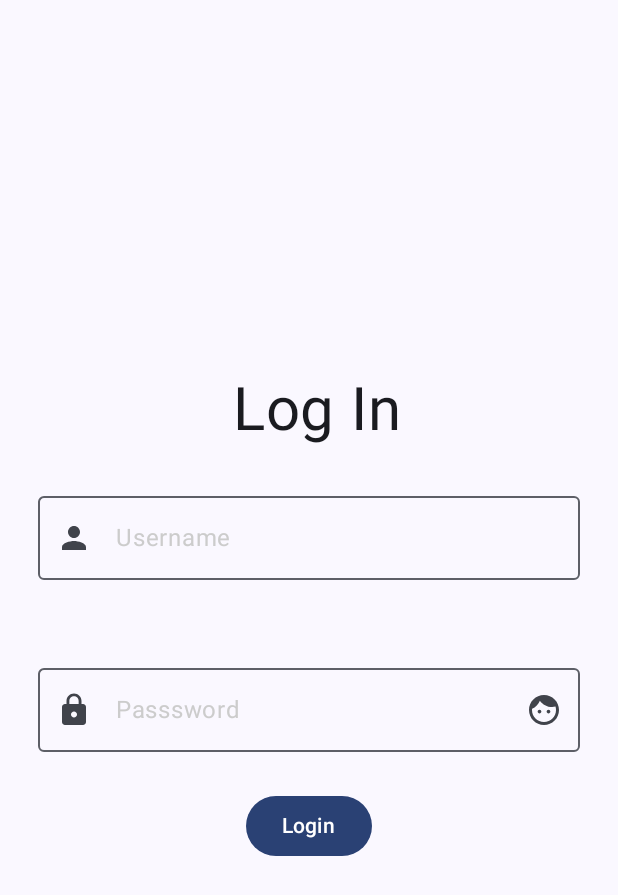
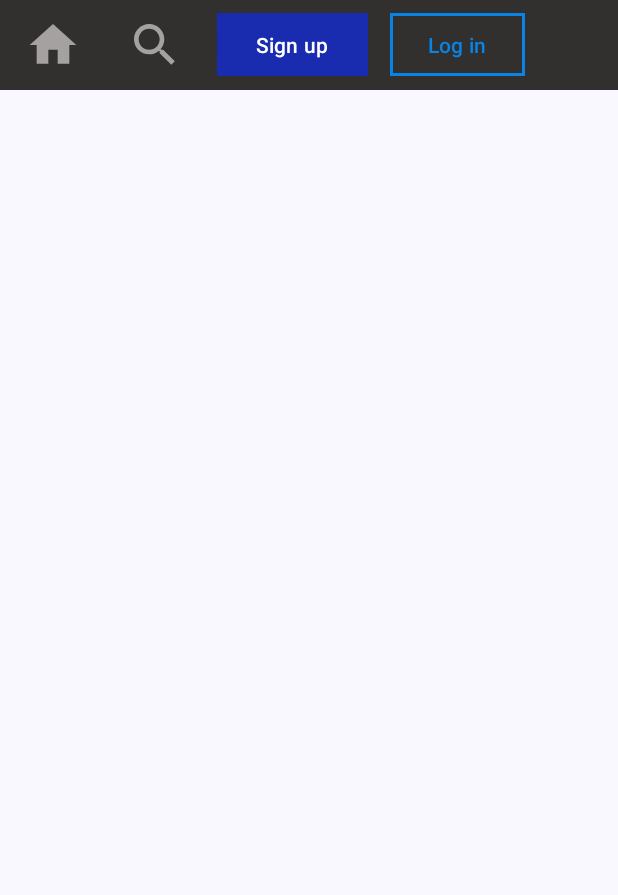
Before and after one commit to CesaireAgonse/Projet-Android-M2-UGEReveVue, an Android app built with Jetpack Compose: the screen it shows after launch (MainActivity), on a phone screen of 412 x 824 dp. Shown: the top 895 px of the screen. Run offline under Robolectric (Android 15) with nearby library versions, the phone set to English and light mode, and no system bars.

Commit message:
ajout de la navbar

```diff
--- /dev/null
+++ b/app/src/main/java/fr/uge/ugerevevueandroid/Home.kt
@@ -0,0 +1,8 @@
+package fr.uge.ugerevevueandroid
+
+import androidx.compose.runtime.Composable
+
+@Composable
+fun HomePage(){
+
+}
--- a/app/src/main/java/fr/uge/ugerevevueandroid/Login.kt
+++ b/app/src/main/java/fr/uge/ugerevevueandroid/Login.kt
@@ -80,7 +80,7 @@ fun LoginPage(){
             onClick = { login(username = username, password = password)},
             modifier = Modifier
         ){
-            Text(text = "Login")
+            Text(text = "Log in")
         }
     }
 }
--- a/app/src/main/java/fr/uge/ugerevevueandroid/MainActivity.kt
+++ b/app/src/main/java/fr/uge/ugerevevueandroid/MainActivity.kt
@@ -3,9 +3,15 @@ package fr.uge.ugerevevueandroid
 import android.os.Bundle
 import androidx.activity.ComponentActivity
 import androidx.activity.compose.setContent
+import androidx.compose.foundation.layout.Column
 import androidx.compose.foundation.layout.fillMaxSize
 import androidx.compose.material3.MaterialTheme
 import androidx.compose.material3.Surface
+import androidx.compose.runtime.Composable
+import androidx.compose.runtime.getValue
+import androidx.compose.runtime.mutableStateOf
+import androidx.compose.runtime.remember
+import androidx.compose.runtime.setValue
 import androidx.compose.ui.Modifier
 import fr.uge.ugerevevueandroid.ui.theme.UGEReveVueAndroidTheme
 
@@ -19,9 +25,22 @@ class MainActivity : ComponentActivity() {
                     modifier = Modifier.fillMaxSize(),
                     color = MaterialTheme.colorScheme.background
                 ) {
-                    LoginPage()
+                    Application()
                 }
             }
         }
     }
 }
+
+@Composable
+fun Application(){
+    var page by remember { mutableStateOf(Page.HOME) }
+    Column {
+        Navbar(onClickButton = { page = it })
+        when(page){
+            Page.HOME -> HomePage()
+            Page.LOGIN -> LoginPage()
+            Page.SIGNUP -> SignupPage()
+        }
+    }
+}
--- /dev/null
+++ b/app/src/main/java/fr/uge/ugerevevueandroid/Navbar.kt
@@ -0,0 +1,101 @@
+package fr.uge.ugerevevueandroid
+
+import androidx.compose.foundation.background
+import androidx.compose.foundation.border
+import androidx.compose.foundation.layout.Arrangement
+import androidx.compose.foundation.layout.Box
+import androidx.compose.foundation.layout.Column
+import androidx.compose.foundation.layout.Row
+import androidx.compose.foundation.layout.fillMaxSize
+import androidx.compose.foundation.layout.fillMaxWidth
+import androidx.compose.foundation.layout.height
+import androidx.compose.foundation.layout.padding
+import androidx.compose.foundation.layout.size
+import androidx.compose.foundation.layout.width
+import androidx.compose.foundation.shape.CircleShape
+import androidx.compose.material.icons.Icons
+import androidx.compose.material.icons.filled.Home
+import androidx.compose.material.icons.filled.Search
+import androidx.compose.material3.AlertDialogDefaults.containerColor
+import androidx.compose.material3.Button
+import androidx.compose.material3.ButtonDefaults
+import androidx.compose.material3.ExperimentalMaterial3Api
+import androidx.compose.material3.Icon
+import androidx.compose.material3.IconButton
+import androidx.compose.material3.MaterialTheme
+import androidx.compose.material3.Scaffold
+import androidx.compose.material3.Text
+import androidx.compose.material3.TextField
+import androidx.compose.material3.TextFieldDefaults
+import androidx.compose.material3.TopAppBar
+import androidx.compose.material3.TopAppBarDefaults
+import androidx.compose.material3.TopAppBarDefaults.topAppBarColors
+import androidx.compose.material3.contentColorFor
+import androidx.compose.runtime.Composable
+import androidx.compose.ui.Modifier
+import androidx.compose.ui.draw.clip
+import androidx.compose.ui.graphics.Color
+import androidx.compose.ui.graphics.RectangleShape
+import androidx.compose.ui.res.colorResource
+import androidx.compose.ui.unit.dp
+
+@Composable
+fun Navbar(onClickButton: (Page) -> Unit){
+        Row(
+            modifier = Modifier
+                .height(60.dp)
+                .fillMaxWidth()
+                .background(colorResource(id = R.color.navbar_color))
+                .padding(1.dp)
+        ) {
+            IconButton(onClick = { onClickButton(Page.HOME) }, modifier = Modifier.padding(10.dp)) {
+                Icon(
+                    imageVector = Icons.Default.Home,
+                    contentDescription = "home button",
+                    modifier = Modifier.fillMaxSize(),
+                    tint = colorResource(id = R.color.nav_button_color)
+                )
+            }
+            IconButton(onClick = { /*TODO*/ }, modifier = Modifier.padding(10.dp)) {
+                Icon(
+                    imageVector = Icons.Default.Search,
+                    contentDescription = "search button",
+                    modifier = Modifier.fillMaxSize(),
+                    tint = colorResource(id = R.color.nav_button_color)
+                )
+            }
+
+            Button(
+                onClick = { onClickButton(Page.SIGNUP) },
+                colors = ButtonDefaults.buttonColors(
+                    containerColor = colorResource(id = R.color.button_color),
+                    contentColor = colorResource(id = R.color.button_color_2)
+                ),
+                modifier = Modifier
+                    .padding(7.dp)
+                    .clip(RectangleShape)
+                    .background(colorResource(id = R.color.button_color))
+                    .height(42.dp)
+
+            ) {
+                Text(text = "Sign up", modifier = Modifier.padding(2.dp))
+            }
+            Button(
+                onClick = { onClickButton(Page.LOGIN) },
+                colors = ButtonDefaults.buttonColors(
+                    containerColor = colorResource(id = R.color.navbar_color),
+                    contentColor = colorResource(id = R.color.button_login_color)
+                ),
+                modifier = Modifier
+                    .padding(7.dp)
+                    .clip(RectangleShape)
+                    .background(colorResource(id = R.color.navbar_color))
+                    .border(2.dp, colorResource(id = R.color.button_login_color))
+                    .height(42.dp)
+
+            ) {
+                Text(text = "Log in", modifier = Modifier.padding(1.dp))
+            }
+        }
+
+}
--- /dev/null
+++ b/app/src/main/java/fr/uge/ugerevevueandroid/Page.kt
@@ -0,0 +1,7 @@
+package fr.uge.ugerevevueandroid
+
+enum class Page {
+    HOME,
+    SIGNUP,
+    LOGIN
+}
--- a/app/src/main/java/fr/uge/ugerevevueandroid/Signup.kt
+++ b/app/src/main/java/fr/uge/ugerevevueandroid/Signup.kt
@@ -117,7 +117,7 @@ fun SignupPage(){
             onClick = { signup(username = username, password = password, confirmPassword = confirmPassword)},
             modifier = Modifier
         ){
-            Text(text = "Signup")
+            Text(text = "Sign up")
         }
     }
 }
--- a/app/src/main/res/values/colors.xml
+++ b/app/src/main/res/values/colors.xml
@@ -7,4 +7,10 @@
     <color name="teal_700">#FF018786</color>
     <color name="black">#FF000000</color>
     <color name="white">#FFFFFFFF</color>
+    <color name="navbar_color">#322F2F</color>
+    <color name="button_color">#192BAF</color>
+    <color name="button_color_2">#FFFFFF</color>
+
+    <color name="button_login_color">#0884E6</color>
+    <color name="nav_button_color">#A6A1A1</color>
 </resources>
```
